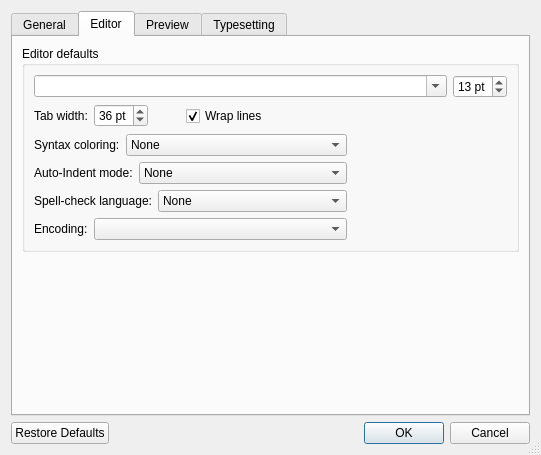
First picture: the form in src/PrefsDialog.ui, repository Sharpie/TeXworks, before the edit.
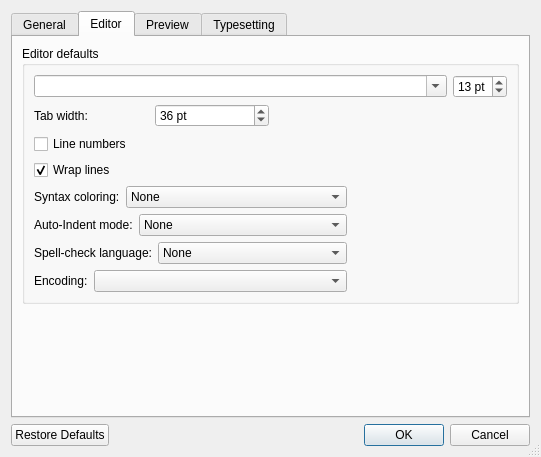
Second picture: the form after the edit. The open tabs and pages were chosen to show the change. Icons and pictures are not drawn.

Commit message: revised default path setup; added line-number display in editor

The edit to the form file:
```diff
--- a/src/PrefsDialog.ui
+++ b/src/PrefsDialog.ui
@@ -1,12 +1,12 @@
 <ui version="4.0" >
  <class>PrefsDialog</class>
- <widget class="QDialog" name="PrefsDialog" >
-  <property name="geometry" >
+ <widget class="QDialog" name="PrefsDialog">
+  <property name="geometry">
    <rect>
     <x>0</x>
     <y>0</y>
     <width>541</width>
-    <height>455</height>
+    <height>457</height>
    </rect>
   </property>
   <property name="windowTitle" >
@@ -156,16 +156,8 @@
        </item>
       </layout>
      </widget>
-     <widget class="QWidget" name="tab_editor" >
-      <property name="geometry" >
-       <rect>
-        <x>0</x>
-        <y>0</y>
-        <width>511</width>
-        <height>376</height>
-       </rect>
-      </property>
-      <attribute name="title" >
+     <widget class="QWidget" name="tab_editor">
+      <attribute name="title">
        <string>Editor</string>
       </attribute>
       <layout class="QGridLayout" name="gridLayout_3" >
@@ -235,17 +227,28 @@
               <property name="sizeType" >
                <enum>QSizePolicy::Fixed</enum>
               </property>
-              <property name="sizeHint" stdset="0" >
+              <property name="sizeHint" stdset="0">
                <size>
-                <width>32</width>
+                <width>238</width>
                 <height>24</height>
                </size>
               </property>
              </spacer>
             </item>
+           </layout>
+          </item>
+          <item row="2" column="0">
+           <layout class="QVBoxLayout" name="verticalLayout">
             <item>
-             <widget class="QCheckBox" name="wrapLines" >
-              <property name="text" >
+             <widget class="QCheckBox" name="lineNumbers">
+              <property name="text">
+               <string>Line numbers</string>
+              </property>
+             </widget>
+            </item>
+            <item>
+             <widget class="QCheckBox" name="wrapLines">
+              <property name="text">
                <string>Wrap lines</string>
               </property>
               <property name="checked" >
@@ -253,23 +256,10 @@
               </property>
              </widget>
             </item>
-            <item>
-             <spacer>
-              <property name="orientation" >
-               <enum>Qt::Horizontal</enum>
-              </property>
-              <property name="sizeHint" stdset="0" >
-               <size>
-                <width>78</width>
-                <height>24</height>
-               </size>
-              </property>
-             </spacer>
-            </item>
            </layout>
           </item>
-          <item row="2" column="0" >
-           <layout class="QHBoxLayout" name="horizontalLayout_2" >
+          <item row="3" column="0">
+           <layout class="QHBoxLayout" name="horizontalLayout_2">
             <item>
              <widget class="QLabel" name="label_7" >
               <property name="text" >
@@ -307,8 +297,8 @@
             </item>
            </layout>
           </item>
-          <item row="3" column="0" >
-           <layout class="QHBoxLayout" name="horizontalLayout_3" >
+          <item row="4" column="0">
+           <layout class="QHBoxLayout" name="horizontalLayout_3">
             <item>
              <widget class="QLabel" name="label_8" >
               <property name="text" >
@@ -346,8 +336,8 @@
             </item>
            </layout>
           </item>
-          <item row="4" column="0" >
-           <layout class="QHBoxLayout" name="horizontalLayout_4" >
+          <item row="5" column="0">
+           <layout class="QHBoxLayout" name="horizontalLayout_4">
             <item>
              <widget class="QLabel" name="label_6" >
               <property name="text" >
@@ -385,8 +375,8 @@
             </item>
            </layout>
           </item>
-          <item row="5" column="0" >
-           <layout class="QHBoxLayout" name="horizontalLayout_5" >
+          <item row="6" column="0">
+           <layout class="QHBoxLayout" name="horizontalLayout_5">
             <item>
              <widget class="QLabel" name="label_2" >
               <property name="text" >
```
Left out of the diff: 538 changed lines with no effect on the pictures. The commit also changes 9 other files.
